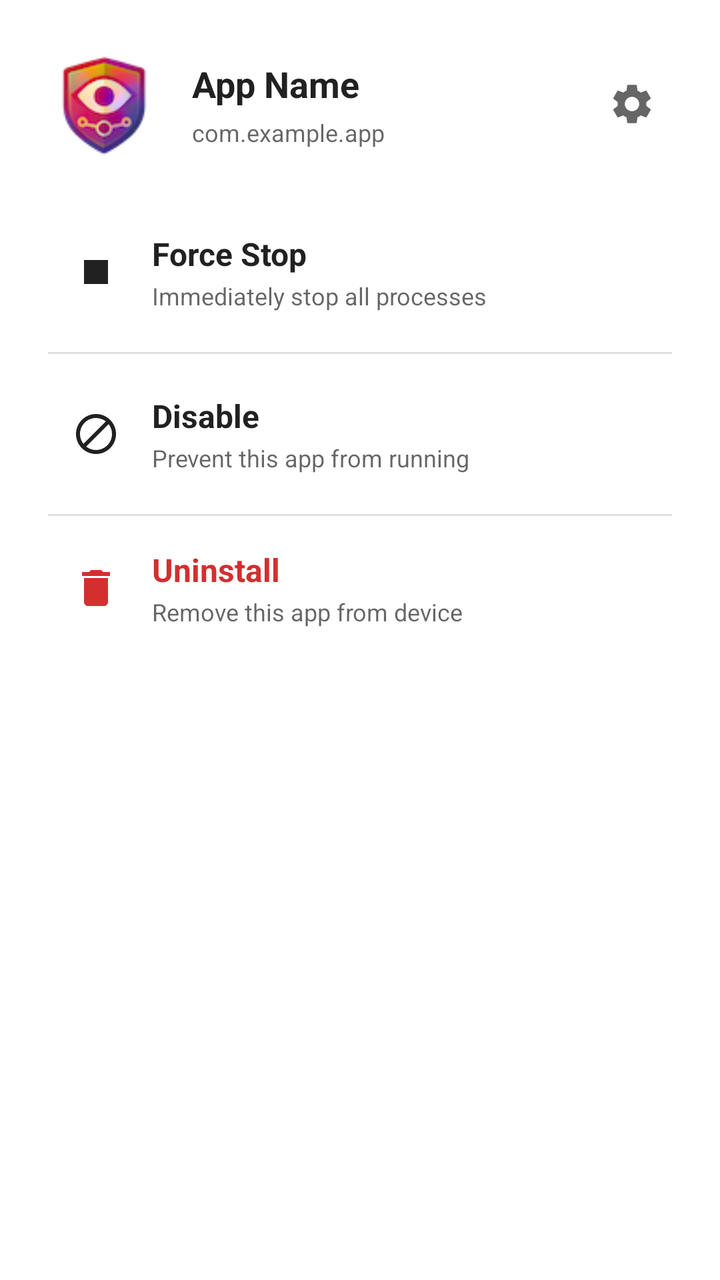
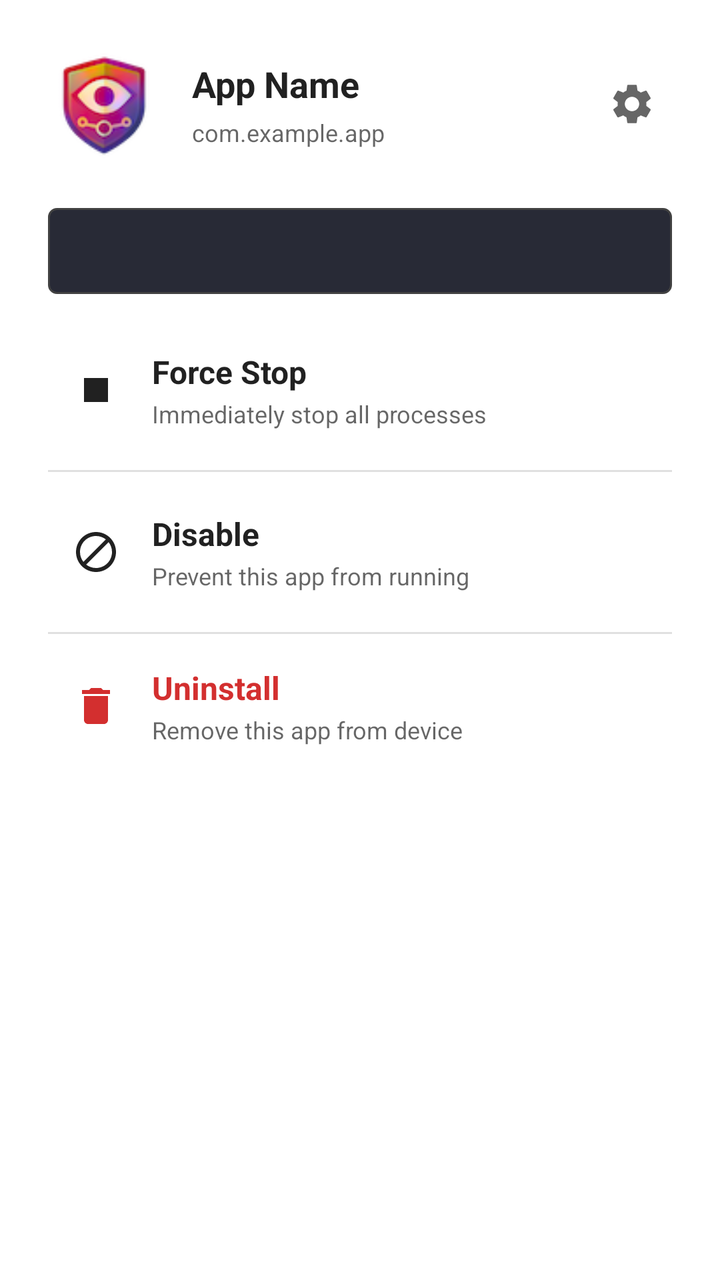

Screens rendered from an Android XML layout before and after an edit, with the pre-edit source and the edit as a unified diff.
<!-- AndroidManifest.xml: fallback theme Theme.MaterialComponents.DayNight.NoActionBar -->
<!-- res/layout/bottom_sheet_package_actions.xml -->
<?xml version="1.0" encoding="utf-8"?>
<androidx.core.widget.NestedScrollView xmlns:android="http://schemas.android.com/apk/res/android"
    xmlns:app="http://schemas.android.com/apk/res-auto"
    android:layout_width="match_parent"
    android:layout_height="wrap_content"
    android:fillViewport="true">

<LinearLayout
    android:layout_width="match_parent"
    android:layout_height="wrap_content"
    android:orientation="vertical"
    android:padding="24dp">

    
    <LinearLayout
        android:layout_width="match_parent"
        android:layout_height="wrap_content"
        android:orientation="horizontal"
        android:gravity="center_vertical"
        android:paddingBottom="24dp">

        <ImageView
            android:id="@+id/action_sheet_app_icon"
            android:layout_width="56dp"
            android:layout_height="56dp"
            android:src="@drawable/de1984_icon"
            android:contentDescription="@string/cd_app_icon" />

        <LinearLayout
            android:layout_width="0dp"
            android:layout_height="wrap_content"
            android:layout_weight="1"
            android:layout_marginStart="16dp"
            android:orientation="vertical">

            <TextView
                android:id="@+id/action_sheet_app_name"
                android:layout_width="match_parent"
                android:layout_height="wrap_content"
                android:text="@string/action_sheet_placeholder_app_name"
                android:textSize="18sp"
                android:textStyle="bold"
                android:textColor="?android:attr/textColorPrimary"
                android:maxLines="1"
                android:ellipsize="end" />

            <TextView
                android:id="@+id/action_sheet_package_name"
                android:layout_width="match_parent"
                android:layout_height="wrap_content"
                android:layout_marginTop="4dp"
                android:text="@string/action_sheet_placeholder_package_name"
                android:textSize="12sp"
                android:textColor="?android:attr/textColorSecondary"
                android:maxLines="1"
                android:ellipsize="end" />

            
            <LinearLayout
                android:id="@+id/action_sheet_badges_container"
                android:layout_width="wrap_content"
                android:layout_height="wrap_content"
                android:layout_marginTop="8dp"
                android:orientation="horizontal"
                android:visibility="gone">

                
                <TextView
                    android:id="@+id/action_sheet_safety_badge"
                    android:layout_width="wrap_content"
                    android:layout_height="wrap_content"
                    android:text="@string/action_sheet_safety_badge_essential"
                    android:textSize="10sp"
                    android:textStyle="bold"
                    android:paddingStart="8dp"
                    android:paddingEnd="8dp"
                    android:paddingTop="2dp"
                    android:paddingBottom="2dp"
                    android:background="@drawable/safety_badge_essential"
                    android:textColor="@color/badge_essential_text" />

                
                <TextView
                    android:id="@+id/action_sheet_category_badge"
                    android:layout_width="wrap_content"
                    android:layout_height="wrap_content"
                    android:layout_marginStart="4dp"
                    android:text="@string/action_sheet_type_badge_system"
                    android:textSize="10sp"
                    android:textStyle="bold"
                    android:paddingStart="8dp"
                    android:paddingEnd="8dp"
                    android:paddingTop="2dp"
                    android:paddingBottom="2dp"
                    android:background="@drawable/category_badge_background"
                    android:textColor="@color/category_badge_text" />

            </LinearLayout>

        </LinearLayout>

        
        <ImageView
            android:id="@+id/action_sheet_settings_icon"
            android:layout_width="40dp"
            android:layout_height="40dp"
            android:layout_marginStart="8dp"
            android:src="@drawable/ic_settings"
            android:padding="8dp"
            android:background="?attr/selectableItemBackgroundBorderless"
            android:contentDescription="@string/cd_open_app_settings"
            app:tint="?android:attr/textColorSecondary" />

    </LinearLayout>

    
    <LinearLayout
        android:id="@+id/affects_section"
        android:layout_width="match_parent"
        android:layout_height="wrap_content"
        android:orientation="vertical"
        android:layout_marginBottom="16dp"
        android:visibility="gone">

        <ScrollView
            android:layout_width="match_parent"
            android:layout_height="wrap_content"
            android:maxHeight="120dp"
            android:background="@drawable/affects_info_box_background"
            android:padding="12dp"
            android:scrollbars="vertical"
            android:fadeScrollbars="false">

            <LinearLayout
                android:id="@+id/affects_list"
                android:layout_width="match_parent"
                android:layout_height="wrap_content"
                android:orientation="vertical" />

        </ScrollView>

    </LinearLayout>

    
    <LinearLayout
        android:id="@+id/force_stop_action"
        android:layout_width="match_parent"
        android:layout_height="wrap_content"
        android:orientation="horizontal"
        android:padding="12dp"
        android:gravity="center_vertical"
        android:background="?attr/selectableItemBackground"
        android:clickable="true"
        android:focusable="true">

        <ImageView
            android:layout_width="24dp"
            android:layout_height="24dp"
            android:src="@drawable/ic_stop"
            app:tint="?android:attr/textColorPrimary"
            android:contentDescription="@string/cd_force_stop_icon" />

        <LinearLayout
            android:layout_width="0dp"
            android:layout_height="wrap_content"
            android:layout_weight="1"
            android:layout_marginStart="16dp"
            android:orientation="vertical">

            <TextView
                android:layout_width="match_parent"
                android:layout_height="wrap_content"
                android:text="@string/action_sheet_action_force_stop"
                android:textSize="16sp"
                android:textStyle="bold"
                android:textColor="?android:attr/textColorPrimary" />

            <TextView
                android:id="@+id/force_stop_description"
                android:layout_width="match_parent"
                android:layout_height="wrap_content"
                android:layout_marginTop="2dp"
                android:text="@string/action_sheet_action_force_stop_desc"
                android:textSize="12sp"
                android:textColor="?android:attr/textColorSecondary" />

        </LinearLayout>

    </LinearLayout>

    
    <View
        android:id="@+id/force_stop_divider"
        android:layout_width="match_parent"
        android:layout_height="1dp"
        android:layout_marginVertical="8dp"
        android:background="?android:attr/listDivider" />

    
    <LinearLayout
        android:id="@+id/enable_disable_action"
        android:layout_width="match_parent"
        android:layout_height="wrap_content"
        android:orientation="horizontal"
        android:padding="12dp"
        android:gravity="center_vertical"
        android:background="?attr/selectableItemBackground"
        android:clickable="true"
        android:focusable="true">

        <ImageView
            android:id="@+id/enable_disable_icon"
            android:layout_width="24dp"
            android:layout_height="24dp"
            android:src="@drawable/ic_block"
            app:tint="?android:attr/textColorPrimary"
            android:contentDescription="@string/cd_enable_disable_icon" />

        <LinearLayout
            android:layout_width="0dp"
            android:layout_height="wrap_content"
            android:layout_weight="1"
            android:layout_marginStart="16dp"
            android:orientation="vertical">

            <TextView
                android:id="@+id/enable_disable_title"
                android:layout_width="match_parent"
                android:layout_height="wrap_content"
                android:text="@string/action_sheet_action_disable"
                android:textSize="16sp"
                android:textStyle="bold"
                android:textColor="?android:attr/textColorPrimary" />

            <TextView
                android:id="@+id/enable_disable_description"
                android:layout_width="match_parent"
                android:layout_height="wrap_content"
                android:layout_marginTop="2dp"
                android:text="@string/action_sheet_action_disable_desc"
                android:textSize="12sp"
                android:textColor="?android:attr/textColorSecondary" />

        </LinearLayout>

    </LinearLayout>

    
    <View
        android:id="@+id/enable_disable_divider"
        android:layout_width="match_parent"
        android:layout_height="1dp"
        android:layout_marginTop="8dp"
        android:layout_marginBottom="4dp"
        android:background="?android:attr/listDivider" />

    
    <include
        android:id="@+id/protection_warning_banner"
        layout="@layout/protection_warning_banner"
        android:layout_width="match_parent"
        android:layout_height="wrap_content"
        android:layout_marginTop="4dp"
        android:visibility="gone" />

    
    <LinearLayout
        android:id="@+id/uninstall_action"
        android:layout_width="match_parent"
        android:layout_height="wrap_content"
        android:orientation="horizontal"
        android:padding="12dp"
        android:gravity="center_vertical"
        android:background="?attr/selectableItemBackground"
        android:clickable="true"
        android:focusable="true">

        <ImageView
            android:id="@+id/uninstall_icon"
            android:layout_width="24dp"
            android:layout_height="24dp"
            android:src="@drawable/ic_delete"
            app:tint="#D32F2F"
            android:contentDescription="@string/cd_uninstall_icon" />

        <LinearLayout
            android:layout_width="0dp"
            android:layout_height="wrap_content"
            android:layout_weight="1"
            android:layout_marginStart="16dp"
            android:orientation="vertical">

            <TextView
                android:id="@+id/uninstall_title"
                android:layout_width="match_parent"
                android:layout_height="wrap_content"
                android:text="@string/action_sheet_action_uninstall"
                android:textSize="16sp"
                android:textStyle="bold"
                android:textColor="#D32F2F" />

            <TextView
                android:id="@+id/uninstall_description"
                android:layout_width="match_parent"
                android:layout_height="wrap_content"
                android:layout_marginTop="2dp"
                android:text="@string/action_sheet_action_uninstall_desc"
                android:textSize="12sp"
                android:textColor="?android:attr/textColorSecondary" />

        </LinearLayout>

    </LinearLayout>

    
    <View
        android:id="@+id/firewall_rules_divider"
        android:layout_width="match_parent"
        android:layout_height="1dp"
        android:layout_marginVertical="8dp"
        android:background="?android:attr/listDivider"
        android:visibility="gone" />

    
    <LinearLayout
        android:id="@+id/firewall_rules_action"
        android:layout_width="match_parent"
        android:layout_height="wrap_content"
        android:orientation="horizontal"
        android:padding="12dp"
        android:gravity="center_vertical"
        android:background="?attr/selectableItemBackground"
        android:clickable="true"
        android:focusable="true"
        android:visibility="gone">

        <ImageView
            android:layout_width="24dp"
            android:layout_height="24dp"
            android:src="@drawable/ic_shield"
            app:tint="?android:attr/textColorPrimary"
            android:contentDescription="@string/cd_firewall_rules_icon" />

        <LinearLayout
            android:layout_width="0dp"
            android:layout_height="wrap_content"
            android:layout_weight="1"
            android:layout_marginStart="16dp"
            android:orientation="vertical">

            <TextView
                android:layout_width="match_parent"
                android:layout_height="wrap_content"
                android:text="@string/action_sheet_action_firewall"
                android:textSize="16sp"
                android:textStyle="bold"
                android:textColor="?android:attr/textColorPrimary" />

            <TextView
                android:layout_width="match_parent"
                android:layout_height="wrap_content"
                android:layout_marginTop="2dp"
                android:text="@string/action_sheet_action_firewall_desc"
                android:textSize="12sp"
                android:textColor="?android:attr/textColorSecondary" />

        </LinearLayout>

    </LinearLayout>

</LinearLayout>

</androidx.core.widget.NestedScrollView>
<!-- res/layout/protection_warning_banner.xml (included above) -->
<?xml version="1.0" encoding="utf-8"?>
<LinearLayout xmlns:android="http://schemas.android.com/apk/res/android"
    xmlns:app="http://schemas.android.com/apk/res-auto"
    android:layout_width="match_parent"
    android:layout_height="wrap_content"
    android:orientation="vertical"
    android:background="@drawable/warning_banner_background"
    android:padding="12dp"
    android:layout_marginTop="0dp"
    android:layout_marginBottom="4dp">

    
    <TextView
        android:id="@+id/banner_title"
        android:layout_width="match_parent"
        android:layout_height="wrap_content"
        android:text="@string/protection_banner_title"
        android:textSize="14sp"
        android:textStyle="bold"
        android:textColor="@color/warning_orange" />

    
    <TextView
        android:id="@+id/banner_message"
        android:layout_width="match_parent"
        android:layout_height="wrap_content"
        android:layout_marginTop="4dp"
        android:text="@string/protection_banner_message_firewall"
        android:textSize="12sp"
        android:textColor="?android:attr/textColorSecondary"
        android:lineSpacingMultiplier="1.2" />

    
    <com.google.android.material.button.MaterialButton
        android:id="@+id/banner_settings_button"
        style="@style/Widget.Material3.Button.TextButton"
        android:layout_width="wrap_content"
        android:layout_height="wrap_content"
        android:layout_marginTop="4dp"
        android:text="@string/protection_banner_button"
        android:textSize="12sp"
        android:minHeight="36dp"
        android:paddingTop="4dp"
        android:paddingBottom="4dp"
        app:icon="@drawable/ic_settings"
        app:iconSize="16dp"
        android:layout_gravity="end" />

</LinearLayout>
<!-- resources referenced by this layout -->
<resources>
  <color name="badge_essential_text">#B71C1C</color>
  <color name="category_badge_text">#F8F8F2</color>
  <color name="warning_orange">#FF9800</color>
  <!-- drawable category_badge_background (drawable) -->
  <?xml version="1.0" encoding="utf-8"?>
  <shape xmlns:android="http://schemas.android.com/apk/res/android"
      android:shape="rectangle">
      <solid android:color="@color/category_badge_background" />
      <stroke android:width="1dp" android:color="@color/category_badge_stroke" />
      <corners android:radius="4dp" />
  </shape>
  <!-- drawable ic_delete (drawable) -->
  <vector xmlns:android="http://schemas.android.com/apk/res/android"
      android:width="24dp"
      android:height="24dp"
      android:viewportWidth="24"
      android:viewportHeight="24">
      <path
          android:fillColor="#FF000000"
          android:pathData="M6,19c0,1.1 0.9,2 2,2h8c1.1,0 2,-0.9 2,-2V7H6v12zM19,4h-3.5l-1,-1h-5l-1,1H5v2h14V4z"/>
  </vector>
  <!-- drawable ic_stop (drawable) -->
  <vector xmlns:android="http://schemas.android.com/apk/res/android"
      android:width="24dp"
      android:height="24dp"
      android:viewportWidth="24"
      android:viewportHeight="24">
      <path
          android:fillColor="#FF000000"
          android:pathData="M6,6h12v12H6z"/>
  </vector>
  <!-- drawable safety_badge_essential (drawable) -->
  <?xml version="1.0" encoding="utf-8"?>
  <shape xmlns:android="http://schemas.android.com/apk/res/android"
      android:shape="rectangle">
      <solid android:color="@color/badge_essential_bg" />
      <stroke android:width="1dp" android:color="@color/badge_essential_stroke" />
      <corners android:radius="4dp" />
  </shape>
  <!-- drawable warning_banner_background (drawable) -->
  <?xml version="1.0" encoding="utf-8"?>
  <shape xmlns:android="http://schemas.android.com/apk/res/android"
      android:shape="rectangle">
      <solid android:color="#1AFF9800" />
      <corners android:radius="8dp" />
      <stroke
          android:width="1dp"
          android:color="#4DFF9800" />
  </shape>
  <string name="action_sheet_action_disable">Disable</string>
  <string name="action_sheet_action_disable_desc">Prevent this app from running</string>
  <string name="action_sheet_action_firewall">Firewall Rules</string>
  <string name="action_sheet_action_firewall_desc">Control network access</string>
  <string name="action_sheet_action_force_stop">Force Stop</string>
  <string name="action_sheet_action_force_stop_desc">Immediately stop all processes</string>
  <string name="action_sheet_action_uninstall">Uninstall</string>
  <string name="action_sheet_action_uninstall_desc">Remove this app from device</string>
  <string name="action_sheet_placeholder_app_name">App Name</string>
  <string name="action_sheet_placeholder_package_name">com.example.app</string>
  <string name="action_sheet_safety_badge_essential">Essential</string>
  <string name="action_sheet_type_badge_system">System UI</string>
  <string name="cd_app_icon">App icon</string>
  <string name="cd_enable_disable_icon">Enable/Disable icon</string>
  <string name="cd_firewall_rules_icon">Firewall rules icon</string>
  <string name="cd_force_stop_icon">Force stop icon</string>
  <string name="cd_open_app_settings">Open app settings</string>
  <string name="cd_uninstall_icon">Uninstall icon</string>
  <string name="protection_banner_button">Settings</string>
  <string name="protection_banner_message_firewall">This package is protected by default. Enable \'Allow Firewall Critical Packages\' in Settings to modify network access.</string>
  <string name="protection_banner_title">🛡️ Protected Package</string>
  <color name="affects_info_box_background">#282A36</color>
  <color name="affects_info_box_stroke">#424242</color>
  <color name="category_badge_background">#343746</color>
  <color name="category_badge_stroke">#6272A4</color>
  <color name="badge_essential_bg">#FFEBEE</color>
  <color name="badge_essential_stroke">#D32F2F</color>
  <!-- unchanged entries left out for length: 5 -->
</resources>

<!-- the commit's change to res/layout/bottom_sheet_package_actions.xml (unified diff, before → after) -->
@@ -113,6 +113,16 @@
 
     </LinearLayout>
 
+        <TextView
+            android:id="@+id/internet_recommendation"
+            android:layout_width="match_parent"
+            android:layout_height="wrap_content"
+            android:layout_marginBottom="16dp"
+            android:padding="12dp"
+            android:background="@drawable/affects_info_box_background"
+            android:textColor="?android:attr/textColorPrimary"
+            android:textSize="14sp" />
+
     
     <LinearLayout
         android:id="@+id/affects_section"
